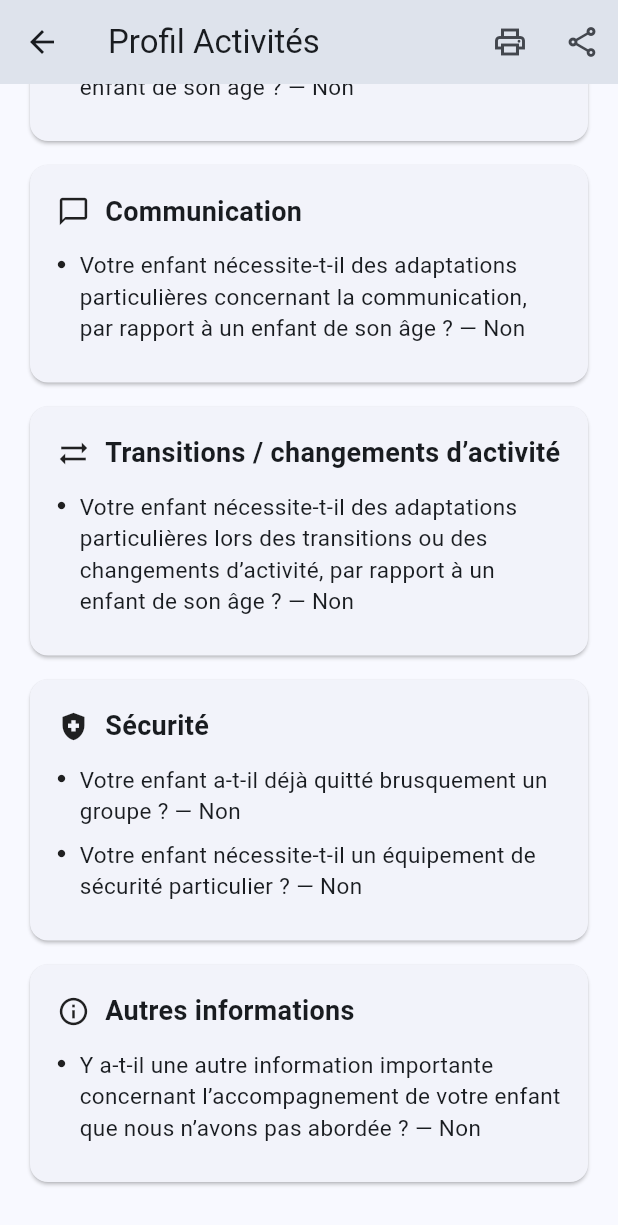
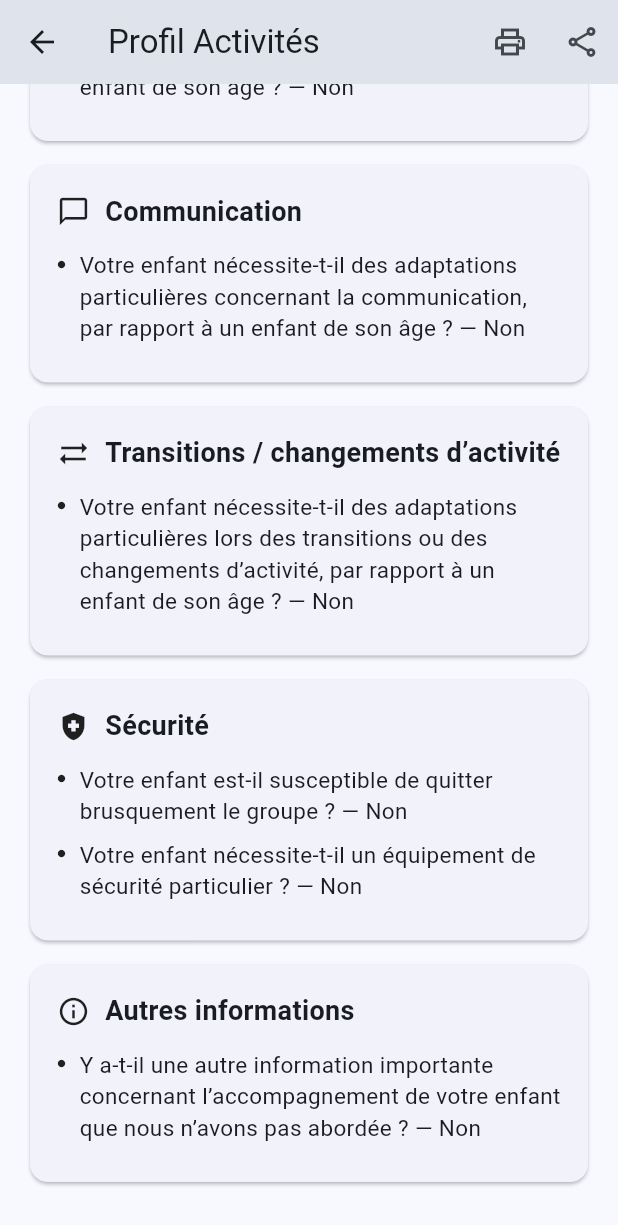
Before and after one commit to fanimpact/safekids, a Flutter app: the ActivityQuestionnaireRecapPage screen opened directly with empty values, scrolled down 1430 dp, on a phone screen of 412 x 824 dp. Shown: the top 1225 px of the screen. Run offline on Flutter 3.47's test engine with Material 3 defaults, Android fonts, the phone set to English and light mode, and no system bars; our stand-ins replace connectivity_plus, pdf, printing, shared_preferences, supabase_flutter; accounts and stored records are empty; network calls fail.

Commit message:
SafeKids - reformulation de la question Securite sur le depart brusque
Remplace "Votre enfant a-t-il deja quitte brusquement un groupe ?"
par "Votre enfant est-il susceptible de quitter brusquement le
groupe ?", formulation jugee plus claire par l'utilisatrice.
Mise a jour du recapitulatif et du test associe.

Co-Authored-By: Claude Sonnet 5 <noreply@anthropic.com>

```diff
--- a/lib/activity_profile_pages/safety_page.dart
+++ b/lib/activity_profile_pages/safety_page.dart
@@ -147,7 +147,7 @@ class _SafetyPageState extends State<SafetyPage> {
         children: [
           SkYesNoField(
             label:
-                'Votre enfant a-t-il déjà quitté brusquement un groupe ?',
+                'Votre enfant est-il susceptible de quitter brusquement le groupe ?',
             value:
                 _mayLeaveGroupSuddenly,
             onChanged:
--- a/lib/questionnaire_recap/activity_questionnaire_recap_page.dart
+++ b/lib/questionnaire_recap/activity_questionnaire_recap_page.dart
@@ -471,7 +471,7 @@ class ActivityQuestionnaireRecapPage extends StatelessWidget {
 
     final lines = <String>[
       _qaBool(
-        'Votre enfant a-t-il déjà quitté brusquement un groupe ?',
+        'Votre enfant est-il susceptible de quitter brusquement le groupe ?',
         data.mayLeaveGroupSuddenly,
       ),
     ];
```
Also changed, not shown: 1 other file.
